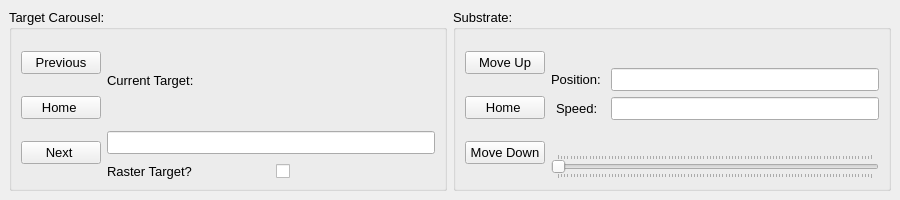
Old version of the form src/ui/docked_motor_control.ui in the repository ibrummel/PLD-Laser-Brain.
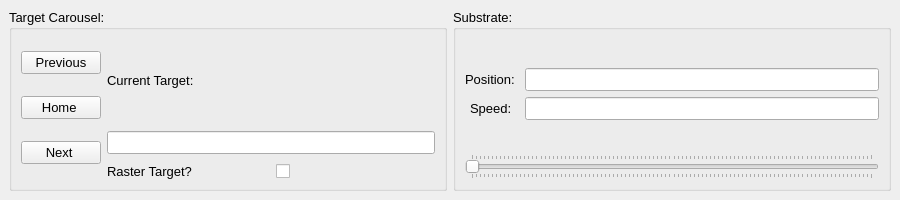
New version of the form. Icons and pictures are not drawn.

Commit message: Updates to the docked widget layout files.

```diff
--- a/src/ui/docked_motor_control.ui
+++ b/src/ui/docked_motor_control.ui
@@ -19,7 +19,7 @@
   <property name="minimumSize">
    <size>
     <width>900</width>
-    <height>0</height>
+    <height>172</height>
    </size>
   </property>
   <property name="font">
@@ -125,46 +125,6 @@
        <string>Substrate:</string>
       </property>
       <layout class="QHBoxLayout" name="horizontalLayout">
-       <item>
-        <layout class="QVBoxLayout" name="verticalLayout">
-         <property name="spacing">
-          <number>10</number>
-         </property>
-         <item>
-          <widget class="QPushButton" name="btn_sub_up">
-           <property name="text">
-            <string>Move Up</string>
-           </property>
-           <property name="icon">
-            <iconset>
-             <normaloff>../img/up.svg</normaloff>../img/up.svg</iconset>
-           </property>
-          </widget>
-         </item>
-         <item>
-          <widget class="QPushButton" name="btn_sub_home">
-           <property name="text">
-            <string>Home </string>
-           </property>
-           <property name="icon">
-            <iconset>
-             <normaloff>../img/home.svg</normaloff>../img/home.svg</iconset>
-           </property>
-          </widget>
-         </item>
-         <item>
-          <widget class="QPushButton" name="btn_sub_down">
-           <property name="text">
-            <string>Move Down</string>
-           </property>
-           <property name="icon">
-            <iconset>
-             <normaloff>../img/down.svg</normaloff>../img/down.svg</iconset>
-           </property>
-          </widget>
-         </item>
-        </layout>
-       </item>
        <item>
         <layout class="QVBoxLayout" name="verticalLayout_2">
          <item>
```
Left out of the diff: 2 changed lines with no effect on the pictures. The commit also changes 1 other file.
